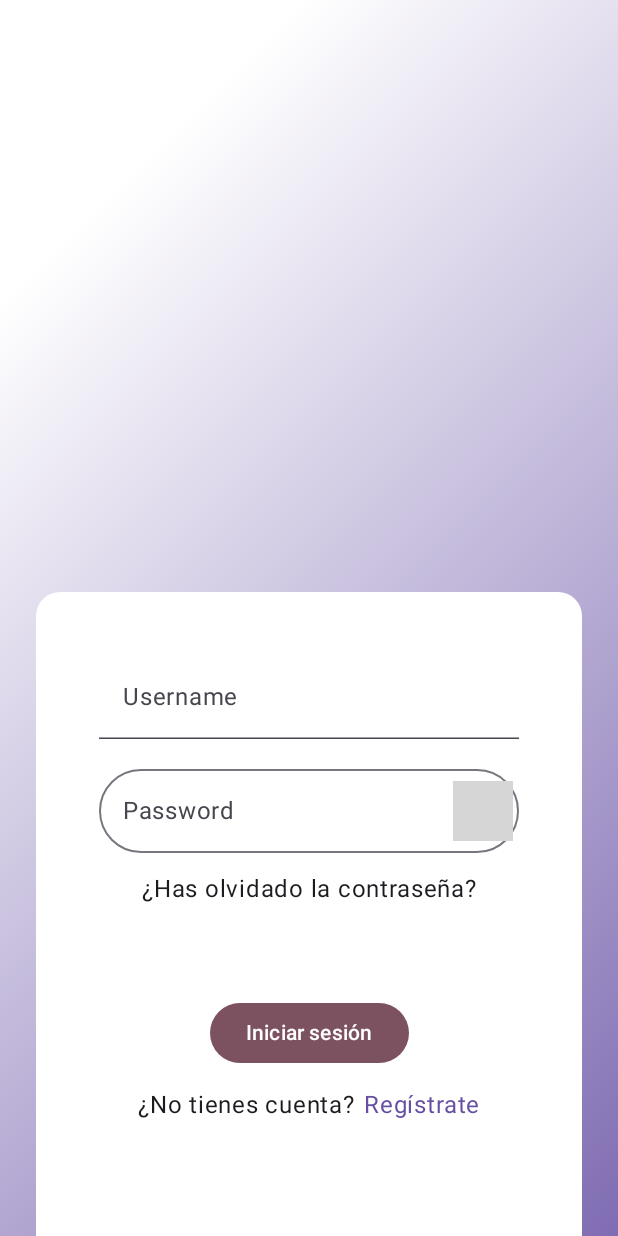
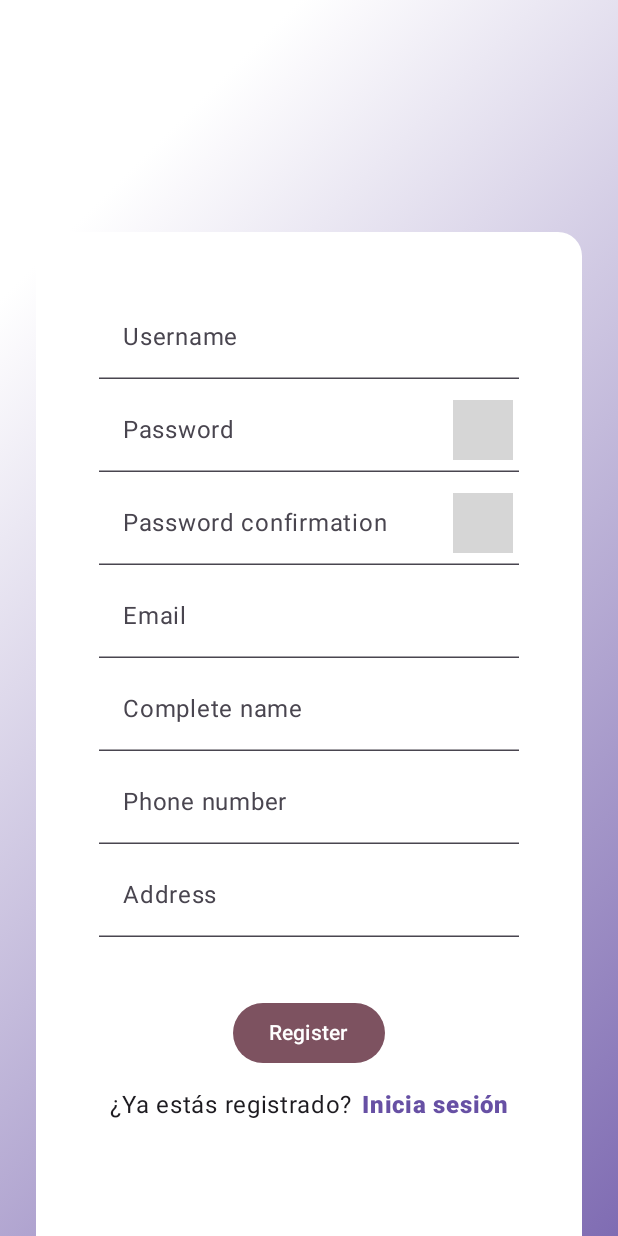
Before and after one commit to AnnaSolox/Kipon, an Android app built with Jetpack Compose: the screen it shows after launch (MainActivity), on a phone screen of 412 x 824 dp. Run offline under Robolectric (Android 15) with nearby library versions, the phone set to English and light mode, and no system bars; grey boxes are pictures that could not be loaded.

Commit message:
register screen and navigation import

```diff
--- a/app/build.gradle.kts
+++ b/app/build.gradle.kts
@@ -59,4 +59,5 @@ dependencies {
     debugImplementation(libs.androidx.ui.test.manifest)
     implementation(libs.androidx.ui.text.google.fonts)
     implementation(libs.kotlinx.serialization.json)
+    implementation(libs.androidx.navigation.compose)
 }
--- a/app/src/main/java/com/annasolox/kipon/MainActivity.kt
+++ b/app/src/main/java/com/annasolox/kipon/MainActivity.kt
@@ -25,9 +25,7 @@ class MainActivity : ComponentActivity() {
             KiponTheme {
                 Scaffold(modifier = Modifier.fillMaxSize()) { innerPadding ->
                     Box(Modifier.fillMaxSize().padding(innerPadding), contentAlignment = Alignment.Center){
-                        Column(Modifier.fillMaxSize(), verticalArrangement = Arrangement.SpaceEvenly) {
                             RegisterScreen()
-                        }
                     }
                 }
             }
--- /dev/null
+++ b/app/src/main/java/com/annasolox/kipon/core/navigation/NavigationWrapper.kt
@@ -0,0 +1,10 @@
+package com.annasolox.kipon.core.navigation
+
+import androidx.compose.runtime.Composable
+import androidx.navigation.compose.rememberNavController
+
+@Composable
+fun NavigationWrapper(){
+    val navController = rememberNavController()
+
+}
--- a/app/src/main/java/com/annasolox/kipon/core/navigation/Screens.kt
+++ b/app/src/main/java/com/annasolox/kipon/core/navigation/Screens.kt
@@ -1 +1,9 @@
 package com.annasolox.kipon.core.navigation
+
+import kotlinx.serialization.Serializable
+
+@Serializable
+object LoginScreen
+
+@Serializable
+object RegisterScreen
--- /dev/null
+++ b/app/src/main/java/com/annasolox/kipon/ui/composables/textFields/RegisterPasswordTextField.kt
@@ -0,0 +1,45 @@
+package com.annasolox.kipon.ui.composables.textFields
+
+import androidx.compose.foundation.text.KeyboardOptions
+import androidx.compose.material3.Icon
+import androidx.compose.material3.IconButton
+import androidx.compose.material3.Text
+import androidx.compose.material3.TextField
+import androidx.compose.material3.TextFieldDefaults
+import androidx.compose.runtime.Composable
+import androidx.compose.runtime.getValue
+import androidx.compose.runtime.mutableStateOf
+import androidx.compose.runtime.remember
+import androidx.compose.runtime.setValue
+import androidx.compose.ui.graphics.Color
+import androidx.compose.ui.res.painterResource
+import androidx.compose.ui.text.input.KeyboardType
+import androidx.compose.ui.text.input.PasswordVisualTransformation
+import androidx.compose.ui.text.input.VisualTransformation
+import com.annasolox.kipon.R
+
+@Composable
+fun RegisterPasswordTextField(text: String, label: String, onValueChanged: (String) -> Unit ){
+    var passwordHidden by remember { mutableStateOf(true) }
+    TextField(
+        value = text,
+        onValueChange = { onValueChanged(it) },
+        singleLine = true,
+        label = { Text(text = label) },
+        colors = TextFieldDefaults.colors(
+            focusedContainerColor = Color.Transparent,
+            unfocusedContainerColor = Color.Transparent,
+            errorContainerColor = Color.Transparent
+        ),
+        keyboardOptions = KeyboardOptions(keyboardType = KeyboardType.Password),
+        visualTransformation = if (passwordHidden) PasswordVisualTransformation() else VisualTransformation.None,
+        trailingIcon = {
+            IconButton({ passwordHidden = !passwordHidden }) {
+                Icon(
+                    painter = painterResource(if (passwordHidden) R.drawable.visibility_on else R.drawable.visibility_off),
+                    contentDescription = "Visibility icon"
+                )
+            }
+        }
+    )
+}
--- a/app/src/main/java/com/annasolox/kipon/ui/composables/textFields/RegisterTextField.kt
+++ b/app/src/main/java/com/annasolox/kipon/ui/composables/textFields/RegisterTextField.kt
@@ -10,7 +10,7 @@ import androidx.compose.ui.graphics.Color
 fun RegisterTextField(text: String, label: String, onValueChanged: (String) -> Unit ){
     TextField(
         value = text,
-        onValueChange = { onValueChanged(text) },
+        onValueChange = { onValueChanged(it) },
         singleLine = true,
         label = { Text(text = label) },
         colors = TextFieldDefaults.colors(
--- a/app/src/main/java/com/annasolox/kipon/ui/screens/LoginScreen.kt
+++ b/app/src/main/java/com/annasolox/kipon/ui/screens/LoginScreen.kt
@@ -29,6 +29,7 @@ import androidx.compose.ui.geometry.Offset
 import androidx.compose.ui.graphics.Brush
 import androidx.compose.ui.graphics.Color
 import androidx.compose.ui.res.painterResource
+import androidx.compose.ui.text.font.FontWeight
 import androidx.compose.ui.text.input.KeyboardType
 import androidx.compose.ui.text.input.PasswordVisualTransformation
 import androidx.compose.ui.text.input.VisualTransformation
@@ -121,7 +122,7 @@ fun LoginScreen() {
                 Row {
                     Text(text = "¿No tienes cuenta?")
                     Spacer(Modifier.size(6.dp))
-                    Text(text = "Regístrate", color = MaterialTheme.colorScheme.primary)
+                    Text(text = "Regístrate", color = MaterialTheme.colorScheme.primary, fontWeight = FontWeight.Black)
                 }
             }
         }
--- a/app/src/main/java/com/annasolox/kipon/ui/screens/RegisterScreen.kt
+++ b/app/src/main/java/com/annasolox/kipon/ui/screens/RegisterScreen.kt
@@ -9,16 +9,10 @@ import androidx.compose.foundation.layout.fillMaxSize
 import androidx.compose.foundation.layout.padding
 import androidx.compose.foundation.layout.size
 import androidx.compose.foundation.shape.RoundedCornerShape
-import androidx.compose.foundation.text.KeyboardOptions
 import androidx.compose.material3.Button
 import androidx.compose.material3.ButtonDefaults
-import androidx.compose.material3.Icon
-import androidx.compose.material3.IconButton
 import androidx.compose.material3.MaterialTheme
-import androidx.compose.material3.OutlinedTextField
 import androidx.compose.material3.Text
-import androidx.compose.material3.TextField
-import androidx.compose.material3.TextFieldDefaults
 import androidx.compose.runtime.Composable
 import androidx.compose.runtime.getValue
 import androidx.compose.runtime.mutableStateOf
@@ -30,21 +24,23 @@ import androidx.compose.ui.draw.clip
 import androidx.compose.ui.geometry.Offset
 import androidx.compose.ui.graphics.Brush
 import androidx.compose.ui.graphics.Color
-import androidx.compose.ui.res.painterResource
-import androidx.compose.ui.text.input.KeyboardType
-import androidx.compose.ui.text.input.PasswordVisualTransformation
-import androidx.compose.ui.text.input.VisualTransformation
+import androidx.compose.ui.text.font.FontWeight
 import androidx.compose.ui.tooling.preview.Preview
 import androidx.compose.ui.unit.dp
-import com.annasolox.kipon.R
+import com.annasolox.kipon.ui.composables.textFields.RegisterPasswordTextField
 import com.annasolox.kipon.ui.composables.textFields.RegisterTextField
 
 @Preview
 @Composable
-fun RegisterScreen() {
+fun RegisterScreen(modifier: Modifier = Modifier) {
     var username by remember { mutableStateOf("") }
     var password by remember { mutableStateOf("") }
     var passwordHidden by remember { mutableStateOf(true) }
+    var email by remember { mutableStateOf("") }
+    var completeName by remember { mutableStateOf("") }
+    var telefono by remember { mutableStateOf("") }
+    var direccion by remember { mutableStateOf("") }
+    var passwordConfirmation by remember { mutableStateOf("") }
 
     val diagonalGradient = Brush.linearGradient(
         colors = listOf(
@@ -78,31 +74,31 @@ fun RegisterScreen() {
             {
                 RegisterTextField(username, "Username") { username = it }
 
-                Spacer(Modifier.size(12.dp))
+                Spacer(Modifier.size(6.dp))
 
-                OutlinedTextField(
-                    value = password,
-                    onValueChange = { password = it },
-                    label = { Text(text = "Password") },
-                    singleLine = true,
-                    shape = RoundedCornerShape(100f),
-                    keyboardOptions = KeyboardOptions(keyboardType = KeyboardType.Password),
-                    visualTransformation = if (passwordHidden) PasswordVisualTransformation() else VisualTransformation.None,
-                    trailingIcon = {
-                        IconButton({ passwordHidden = !passwordHidden }) {
-                            Icon(
-                                painter = painterResource(if (passwordHidden) R.drawable.visibility_on else R.drawable.visibility_off),
-                                contentDescription = "Visibility icon"
-                            )
-                        }
-                    }
-                )
+                RegisterPasswordTextField (password, "Password") { password = it }
 
-                Spacer(Modifier.size(12.dp))
+                Spacer(Modifier.size(6.dp))
 
-                Text(text = "¿Has olvidado la contraseña?")
+                RegisterPasswordTextField (passwordConfirmation, "Password confirmation") { passwordConfirmation = it }
 
-                Spacer(Modifier.size(60.dp))
+                Spacer(Modifier.size(6.dp))
+
+                RegisterTextField(email, "Email") { email = it }
+
+                Spacer(Modifier.size(6.dp))
+
+                RegisterTextField(completeName, "Complete name") { completeName = it }
+
+                Spacer(Modifier.size(6.dp))
+
+                RegisterTextField(telefono, "Phone number") { telefono = it }
+
+                Spacer(Modifier.size(6.dp))
+
+                RegisterTextField(direccion, "Address") { direccion = it }
+
+                Spacer(Modifier.size(40.dp))
 
                 Button(
                     {},
@@ -110,15 +106,15 @@ fun RegisterScreen() {
                         containerColor = MaterialTheme.colorScheme.tertiary
                     )
                 ) {
-                    Text("Iniciar sesión")
+                    Text("Register")
                 }
 
                 Spacer(Modifier.size(12.dp))
 
                 Row {
-                    Text(text = "¿No tienes cuenta?")
+                    Text(text = "¿Ya estás registrado?")
                     Spacer(Modifier.size(6.dp))
-                    Text(text = "Regístrate", color = MaterialTheme.colorScheme.primary)
+                    Text(text = "Inicia sesión", color = MaterialTheme.colorScheme.primary, fontWeight = FontWeight.Black)
                 }
             }
         }
--- a/gradle/libs.versions.toml
+++ b/gradle/libs.versions.toml
@@ -1,5 +1,5 @@
 [versions]
-agp = "8.9.1"
+agp = "8.9.2"
 kotlin = "2.1.20"
 coreKtx = "1.16.0"
 junit = "4.13.2"
@@ -9,10 +9,12 @@ kotlinxSerializationJson = "1.8.0"
 lifecycleRuntimeKtx = "2.8.7"
 activityCompose = "1.10.1"
 composeBom = "2024.09.00"
+navigationCompose = "2.9.0"
 uiTextGoogleFonts = "1.8.0"
 
 [libraries]
 androidx-core-ktx = { group = "androidx.core", name = "core-ktx", version.ref = "coreKtx" }
+androidx-navigation-compose = { module = "androidx.navigation:navigation-compose", version.ref = "navigationCompose" }
 androidx-ui-text-google-fonts = { module = "androidx.compose.ui:ui-text-google-fonts", version.ref = "uiTextGoogleFonts" }
 junit = { group = "junit", name = "junit", version.ref = "junit" }
 androidx-junit = { group = "androidx.test.ext", name = "junit", version.ref = "junitVersion" }
```
